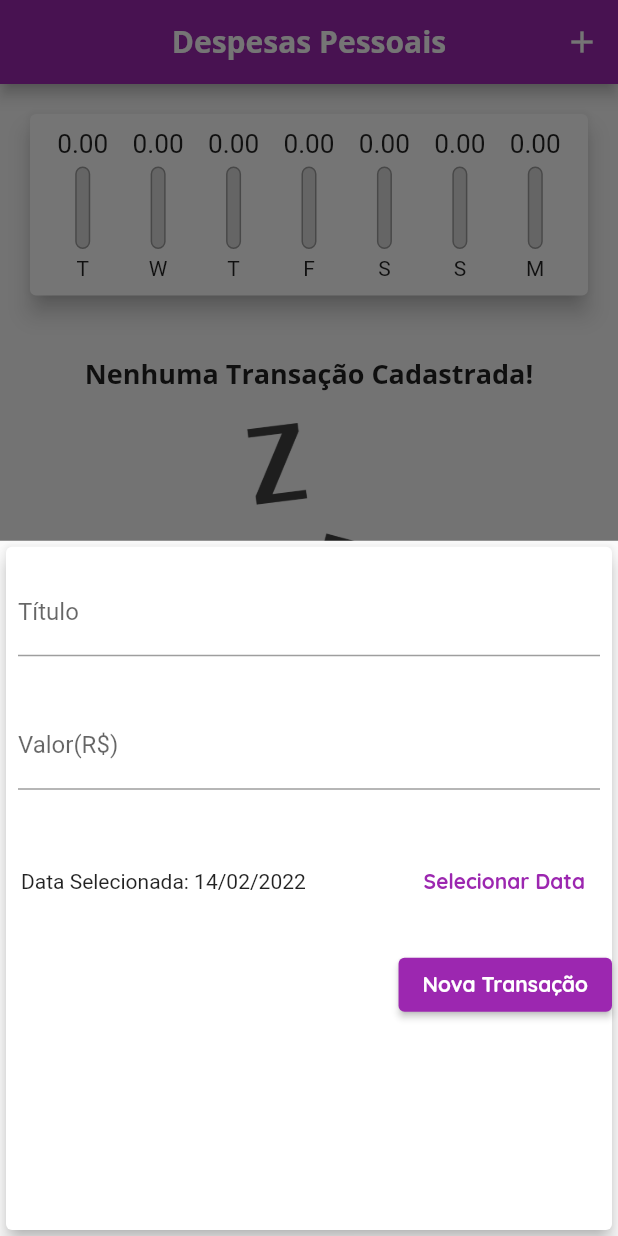
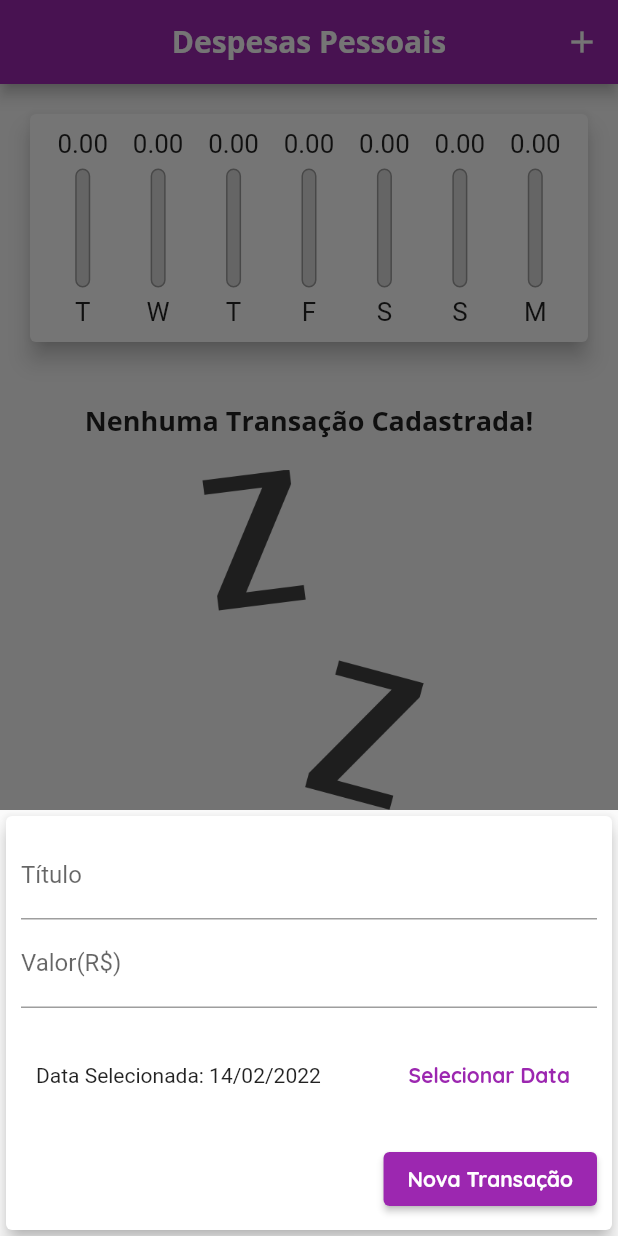
Before and after one commit to vinicius4006/curso_flutter_expenses, a Flutter app: the screen it shows after launch, after a tap on the "add" icon, on a phone screen of 412 x 824 dp. Run offline on Flutter 3.47's test engine with Material 2 defaults, Android fonts, the phone set to English and light mode, and no system bars.

Commit message:
Ajuste-de-responsividade

```diff
--- a/lib/components/bodyPage.dart
+++ b/lib/components/bodyPage.dart
@@ -4,25 +4,52 @@ import 'package:flutter/material.dart';
 
 import '../models/transaction.dart';
 
-class BodyPage extends StatelessWidget {
+class BodyPage extends StatefulWidget {
   //const BodyPage({ Key? key }) : super(key: key);
 
-  final List<Transaction> transactions;
-  final List<Transaction> recentTransaction;
-  final void Function(String) deleteTransaction;
-  BodyPage(this.transactions, this.recentTransaction, this.deleteTransaction);
+   List<Transaction> transactions;
+   List<Transaction> recentTransaction;
+   void Function(String) deleteTransaction;
+   double availableHeight;
 
+
+
+  BodyPage(this.transactions, this.recentTransaction, this.deleteTransaction, this.availableHeight);
+
+  @override
+  State<BodyPage> createState() => _BodyPageState();
+}
+
+class _BodyPageState extends State<BodyPage> {
+bool _showChart = false;
 
   @override
   Widget build(BuildContext context) {
+    bool isLandscape = MediaQuery.of(context).orientation == Orientation.landscape;
+
     return Column(
 
       crossAxisAlignment: CrossAxisAlignment.stretch,
       children: <Widget>[
-        Chart(recentTransaction),
+        if(isLandscape)
+        Row(
+          mainAxisAlignment: MainAxisAlignment.center,
+          children: [
+            Text("Exibir Gráfico"),
+            Switch(value: _showChart, onChanged: (value){
+              setState(() {
+                _showChart = value;
+              });
+            }),
+          ],
+        ),
+
+        if (_showChart || !isLandscape)
+        Container(height: widget.availableHeight * (isLandscape ? 0.7 : 0.25) ,child: Chart(widget.recentTransaction)),
         //GraphicCard(texto: "Gráfico",color: Colors.blueAccent,),
         //GraphicCard(texto: "Lista de Transações", color: Colors.grey,),
-        TransactionList(transactions, deleteTransaction),
+        if (!_showChart || !isLandscape)
+        Container(height: widget.availableHeight * 0.75 ,child: TransactionList(widget.transactions, widget.deleteTransaction)),
       ],
     );
   }
--- a/lib/components/chart.dart
+++ b/lib/components/chart.dart
@@ -46,8 +46,8 @@ class Chart extends StatelessWidget {
   @override
   Widget build(BuildContext context) {
     _weekTotalValue;
-    return Card(
-
+    return Container(
+      child: Card(
         elevation: 6,
         margin: EdgeInsets.all(20),
         child: Padding(
@@ -66,6 +66,7 @@ class Chart extends StatelessWidget {
             }).toList(),
           ),
         ),
+      ),
     );
   }
 }
--- a/lib/components/chart_bar.dart
+++ b/lib/components/chart_bar.dart
@@ -10,22 +10,23 @@ class ChartBar extends StatelessWidget {
 
   @override
   Widget build(BuildContext context) {
+    return LayoutBuilder(
+      builder: (ctx, constraints){
         return Column(
-
         children: <Widget>[
             Container(
-            height: 20,
+              height: constraints.maxHeight * 0.15,
               child: FittedBox(
                 child: Text("${value.toStringAsFixed(2)}"),
                 ),
             ),
-          SizedBox(height: 5,),
+            SizedBox(height: constraints.maxHeight * 0.05,),
             Container(
               child: Stack(
                 alignment: Alignment.bottomCenter,
                 children: [
                 Container(
-                height: 55,
+                  height: constraints.maxHeight * 0.6,
                   width: 10,
                   decoration: BoxDecoration(
                     border: Border.all(
@@ -47,9 +48,14 @@ class ChartBar extends StatelessWidget {
 
               ]),
             ),
-          SizedBox(height: 5,),
-          Text(label),
+            SizedBox(height: constraints.maxHeight * 0.05,),
+            Container(
+              height: constraints.maxHeight * 0.15,
+              child: FittedBox(child: Text(label))),
         ],
+      );
+      },
+
     );
   }
 }
--- a/lib/components/newGraphicCard.dart
+++ b/lib/components/newGraphicCard.dart
@@ -35,8 +35,15 @@ class NewGraphicCard extends StatelessWidget {
                         subtitle: Text(
                           DateFormat('d MMM y').format(time),
                         ),
-                        trailing: IconButton(onPressed: () => delete(onlyId), icon: Icon(Icons.delete_sweep_sharp, color: Colors.redAccent,)),
+                        trailing: MediaQuery.of(context).size.width > 480 ?
+                        ElevatedButton.icon(
+                          onPressed: () => delete(onlyId),
+                           icon: Icon(Icons.delete_sweep_sharp),
+                           label: Text("Excluir"))
+                        :IconButton(onPressed: () => delete(onlyId), icon: Icon(Icons.delete_sweep_sharp, color: Colors.redAccent,), ),
+
                       ),
+
                     );
   }
 }
--- a/lib/components/transaction_list.dart
+++ b/lib/components/transaction_list.dart
@@ -19,8 +19,9 @@ class TransactionList extends StatelessWidget {
   Widget build(BuildContext context) {
 
     return Container(
-      height: 400,
-      child: transactions.isEmpty ? Column(
+      child: transactions.isEmpty ?  LayoutBuilder(builder: ((context, constraints) {
+
+        return Column(
         children: <Widget>[
           SizedBox(height: 20,),
           Text(
@@ -29,14 +30,17 @@ class TransactionList extends StatelessWidget {
           ),
           SizedBox(height: 20,),
           Container(
-            height: 200,
+            height: constraints.maxHeight * 0.6,
             child: Image.asset("assets/images/waiting.png",
             fit: BoxFit.cover,
 
             ),
           ),
         ],
-      ) : ListView.builder(
+      );
+      }))
+
+      : ListView.builder(
 
         itemCount: transactions.length,
         //reverse: transactions.length > 3,
--- a/lib/components/transactions_form.dart
+++ b/lib/components/transactions_form.dart
@@ -48,14 +48,20 @@ class _TransactionFormState extends State<TransactionForm> {
 
   @override
   Widget build(BuildContext context) {
-    return Card(
+    return SingleChildScrollView(
+      child: Card(
             elevation: 5,
+            child: Padding(
+              padding: EdgeInsets.only(
+                top: 10,
+                right: 10,
+                left: 10,
+                bottom: 10 + MediaQuery.of(context).viewInsets.bottom,
+              ),
               child: Column(
                 crossAxisAlignment: CrossAxisAlignment.end,
                 children: <Widget>[
-              Padding(
-                padding: const EdgeInsets.symmetric(horizontal: 8.0, vertical: 14),
-                child: TextField(
+                  TextField(
                     controller: _titleController,
                     onSubmitted: (_) => _submitForm(),
                     decoration: InputDecoration(
@@ -63,17 +69,13 @@ class _TransactionFormState extends State<TransactionForm> {
                       labelText: "Título",
                     ),
                   ),
-              ),
-              Padding(
-                padding: const EdgeInsets.symmetric(horizontal: 8.0, vertical: 16),
-                child: TextField(
+                  TextField(
                     controller: _valueController,
                     keyboardType: TextInputType.numberWithOptions(decimal: true),
                     onSubmitted: (_) => _submitForm(),
                     decoration: InputDecoration(
                       border: UnderlineInputBorder(),
                       labelText: "Valor(R\$)",
-                  ),
                     ),
                   ),
                   Container(
@@ -104,6 +106,8 @@ class _TransactionFormState extends State<TransactionForm> {
                   onPressed:_submitForm,)
                 ],
               ),
+            ),
+          ),
     );
   }
 }
--- a/lib/main.dart
+++ b/lib/main.dart
@@ -1,6 +1,7 @@
 
 import 'package:expenses/myHomePage.dart';
 import 'package:flutter/material.dart';
+//import 'package:flutter/services.dart';
 
 
 main() => runApp(ExpensesApp());
@@ -10,6 +11,11 @@ class ExpensesApp extends StatelessWidget {
 
   @override
   Widget build(BuildContext context) {
+
+    //SystemChrome.setPreferredOrientations([
+     // DeviceOrientation.portraitUp,
+   // ]);
+
     return MaterialApp(
       theme: ThemeData(
           primarySwatch: Colors.purple,
--- a/lib/myHomePage.dart
+++ b/lib/myHomePage.dart
@@ -58,21 +58,28 @@ final List<Transaction>_transactions = [
       );
   }
 
+
   @override
   Widget build(BuildContext context) {
-    return Scaffold(
-      appBar: AppBar(
+
+      final appBar = AppBar(
         centerTitle: true,
         title: Text(
           "Despesas Pessoais",
           ),
         actions: <Widget>[
+
           IconButton(
             onPressed: () => _openTransactionFormModal(context),
             icon: Icon(Icons.add))
         ],
-      ),
-      body: SingleChildScrollView(child: BodyPage(_transactions, _recentTransactions, _deleteTransaction)),
+      );
+    final availabelHeight = MediaQuery.of(context).size.height - appBar.preferredSize.height - MediaQuery.of(context).padding.top;
+
+    return Scaffold(
+      appBar: appBar,
+      body: SingleChildScrollView(
+        child: BodyPage(_transactions, _recentTransactions, _deleteTransaction, availabelHeight)),
       floatingActionButton: FloatingActionButton(
         onPressed: () => _openTransactionFormModal(context),
         child: Icon(Icons.add)),
```
Lines whose indentation alone changed are shown as unchanged.
